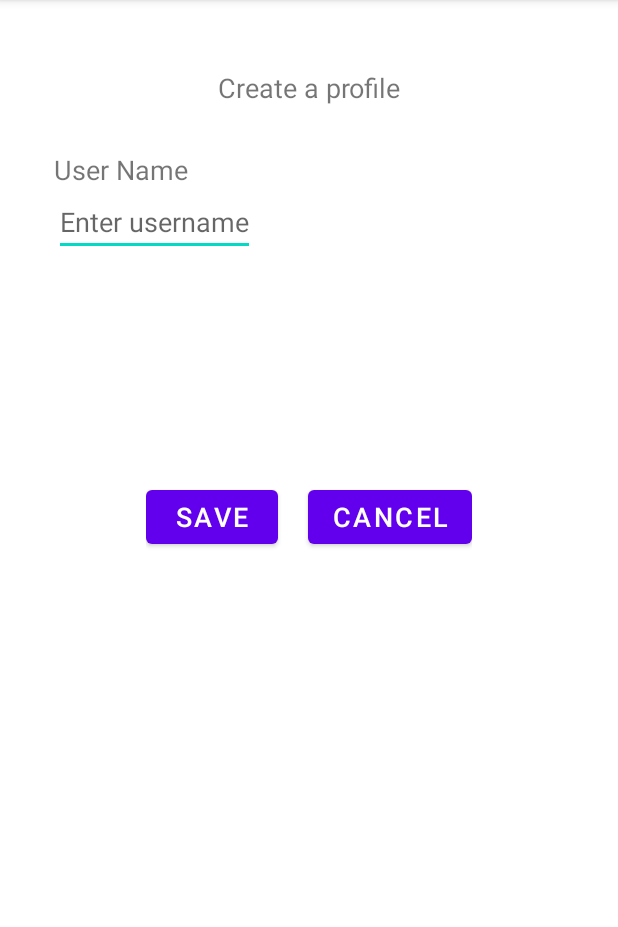
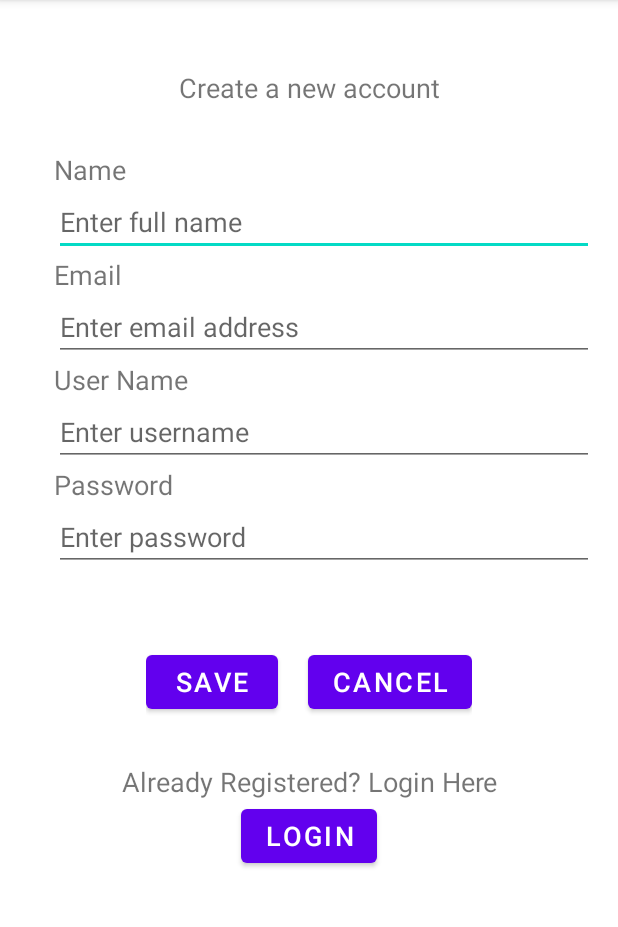
Before and after one commit to faberc/ece-540_wi21_fnl-project, an Android app: the ProfileActivity screen opened directly, with no data from a screen before it, on a phone screen of 412 x 824 dp, the part 84-1011 px from its top. Run offline under Robolectric (Android 15) with nearby library versions, the phone set to English and light mode, and no system bars.

Commit message:
Started basics for creating a user profile

```diff
--- a/software/AndroidApp/app/build.gradle
+++ b/software/AndroidApp/app/build.gradle
@@ -1,5 +1,6 @@
 plugins {
     id 'com.android.application'
+    id 'com.google.gms.google-services'
 }
 
 android {
@@ -37,4 +38,6 @@ dependencies {
     testImplementation 'junit:junit:4.+'
     androidTestImplementation 'androidx.test.ext:junit:1.1.2'
     androidTestImplementation 'androidx.test.espresso:espresso-core:3.3.0'
+    implementation platform('com.google.firebase:firebase-bom:26.6.0')
+    implementation 'com.google.firebase:firebase-analytics'
 }
--- a/software/AndroidApp/app/src/main/AndroidManifest.xml
+++ b/software/AndroidApp/app/src/main/AndroidManifest.xml
@@ -17,7 +17,8 @@
         android:roundIcon="@mipmap/ic_launcher_round"
         android:supportsRtl="true"
         android:theme="@style/Theme.JumpRope">
-        <activity android:name=".ProfileActivity"></activity>
+        <activity android:name=".LoginActivity"></activity>
+        <activity android:name=".ProfileActivity" />
         <activity android:name=".GameplayActivity" />
         <activity android:name=".MainActivity">
             <intent-filter>
--- a/software/AndroidApp/app/src/main/java/ece558/bthornhill/edu/jumprope/GameplayActivity.java
+++ b/software/AndroidApp/app/src/main/java/ece558/bthornhill/edu/jumprope/GameplayActivity.java
@@ -153,7 +153,6 @@ public class GameplayActivity extends AppCompatActivity implements SensorEventLi
     View.OnClickListener ButtonListener = new View.OnClickListener() {
         @Override
         public void onClick(View v) {
-            Intent i = new Intent(GameplayActivity.this, GameplayActivity.class);
 
             switch (v.getId()){
                 case R.id.send_data_button:
--- a/software/AndroidApp/app/src/main/java/ece558/bthornhill/edu/jumprope/ProfileActivity.java
+++ b/software/AndroidApp/app/src/main/java/ece558/bthornhill/edu/jumprope/ProfileActivity.java
@@ -3,6 +3,7 @@ package ece558.bthornhill.edu.jumprope;
 import androidx.appcompat.app.AppCompatActivity;
 
 import android.bluetooth.BluetoothAdapter;
+import android.content.Intent;
 import android.os.Bundle;
 import android.view.View;
 import android.widget.Button;
@@ -15,6 +16,7 @@ public class ProfileActivity extends AppCompatActivity {
     private EditText mUserName;
     private Button mSave;
     private Button mCancel;
+    private Button mLogin;
 
 
     @Override
@@ -26,21 +28,26 @@ public class ProfileActivity extends AppCompatActivity {
         mSave.setOnClickListener(ButtonListener);
         mCancel = findViewById(R.id.button_cancel);
         mCancel.setOnClickListener(ButtonListener);
+        mLogin = findViewById(R.id.button_login);
+        mLogin.setOnClickListener(ButtonListener);
 
     }
 
     View.OnClickListener ButtonListener = new View.OnClickListener() {
         @Override
         public void onClick(View v) {
-
+            Intent main = new Intent(ProfileActivity.this, MainActivity.class);
+            Intent login = new Intent(ProfileActivity.this, LoginActivity.class);
             switch (v.getId()){
                 case R.id.button_save:
                     // Do saving activity here
                     Toast.makeText(getApplicationContext(), "Profile saved.", Toast.LENGTH_SHORT).show();
                     break;
-
                 case R.id.button_cancel:
-                    // Do cancel activity here
+                    startActivity(main);
+                    break;
+                case R.id.button_login:
+                    startActivity(login);
                     break;
             }
         }
--- a/software/AndroidApp/app/src/main/res/layout/activity_profile.xml
+++ b/software/AndroidApp/app/src/main/res/layout/activity_profile.xml
@@ -4,34 +4,84 @@
     android:layout_width="match_parent"
     android:layout_height="match_parent"
     android:layout_margin="16dp"
+    android:background="@color/white"
+    android:backgroundTint="@color/white"
     android:orientation="vertical">
 
     <TextView
         android:id="@+id/profilewelcome"
         android:layout_width="match_parent"
         android:layout_height="wrap_content"
-        android:text="Create a profile"
         android:layout_margin="30dp"
         android:gravity="center"
-        android:textSize="18sp"/>
+        android:text="Create a new account"
+        android:textSize="18sp" />
 
     <TextView
         android:id="@+id/name_text"
         android:layout_width="match_parent"
         android:layout_height="wrap_content"
-        android:text="User Name"
         android:layout_marginLeft="20dp"
-        android:textSize="18sp"/>
+        android:text="Name"
+        android:textSize="18sp" />
 
     <EditText
         android:id="@+id/editname"
-        android:layout_width="wrap_content"
+        android:layout_width="match_parent"
+        android:layout_height="wrap_content"
+        android:layout_marginLeft="20dp"
+        android:hint="Enter full name"
+        android:inputType="text" />
+
+    <TextView
+        android:id="@+id/email_text"
+        android:layout_width="match_parent"
+        android:layout_height="wrap_content"
+        android:layout_marginLeft="20dp"
+        android:text="Email"
+        android:textSize="18sp" />
+
+    <EditText
+        android:id="@+id/editemail"
+        android:layout_width="match_parent"
+        android:layout_height="wrap_content"
+        android:layout_marginLeft="20dp"
+        android:hint="Enter email address"
+        android:inputType="textEmailAddress" />
+
+    <TextView
+        android:id="@+id/username_text"
+        android:layout_width="match_parent"
+        android:layout_height="wrap_content"
+        android:layout_marginLeft="20dp"
+        android:text="User Name"
+        android:textSize="18sp" />
+
+    <EditText
+        android:id="@+id/editusername"
+        android:layout_width="match_parent"
         android:layout_height="wrap_content"
         android:layout_marginLeft="20dp"
         android:hint="Enter username"
-        android:inputType="text"/>
+        android:inputType="text" />
 
-<!--    <Button
+    <TextView
+        android:id="@+id/password_text"
+        android:layout_width="match_parent"
+        android:layout_height="wrap_content"
+        android:layout_marginLeft="20dp"
+        android:text="Password"
+        android:textSize="18sp" />
+
+    <EditText
+        android:id="@+id/editpassword"
+        android:layout_width="match_parent"
+        android:layout_height="wrap_content"
+        android:layout_marginLeft="20dp"
+        android:hint="Enter password"
+        android:inputType="textPassword" />
+
+    <!--    <Button
         android:id="@+id/button_photo"
         android:layout_width="wrap_content"
         android:layout_height="wrap_content"
@@ -42,8 +92,8 @@
     <LinearLayout
         android:layout_width="wrap_content"
         android:layout_height="wrap_content"
-        android:layout_marginTop="150dp"
-        android:layout_gravity="center">
+        android:layout_gravity="center"
+        android:layout_marginTop="50dp">
 
         <Button
             android:id="@+id/button_save"
@@ -62,4 +112,20 @@
             android:textSize="18sp" />
     </LinearLayout>
 
+    <TextView
+        android:id="@+id/alreadyregistered_text"
+        android:layout_width="match_parent"
+        android:layout_height="wrap_content"
+        android:layout_gravity="center"
+        android:gravity="center"
+        android:layout_marginTop="30dp"
+        android:text="Already Registered? Login Here"
+        android:textSize="18sp" />
+    <Button
+        android:id="@+id/button_login"
+        android:layout_width="wrap_content"
+        android:layout_height="wrap_content"
+        android:layout_gravity="center"
+        android:text="Login"
+        android:textSize="18sp" />
 </LinearLayout>
--- a/software/AndroidApp/build.gradle
+++ b/software/AndroidApp/build.gradle
@@ -6,7 +6,7 @@ buildscript {
     }
     dependencies {
         classpath "com.android.tools.build:gradle:4.1.2"
-
+        classpath 'com.google.gms:google-services:4.3.5'
         // NOTE: Do not place your application dependencies here; they belong
         // in the individual module build.gradle files
     }
```
Also changed, not shown: software/AndroidApp/app/src/main/java/ece558/bthornhill/edu/jumprope/LoginActivity.java (added, +14 -0 lines), software/AndroidApp/app/src/main/java/ece558/bthornhill/edu/jumprope/MainActivity.java (+17 -2 lines), software/AndroidApp/app/src/main/res/layout/activity_login.xml (added, +9 -0 lines), software/AndroidApp/app/src/main/res/layout/activity_main.xml (+10 -1 lines), 1 other file.
